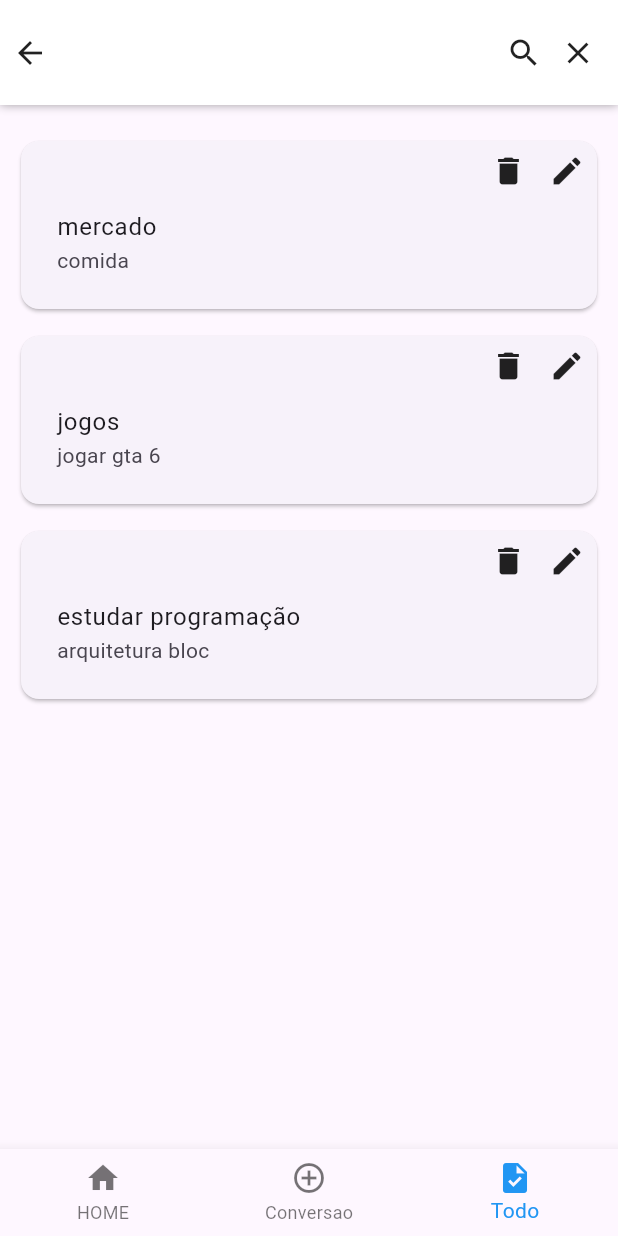
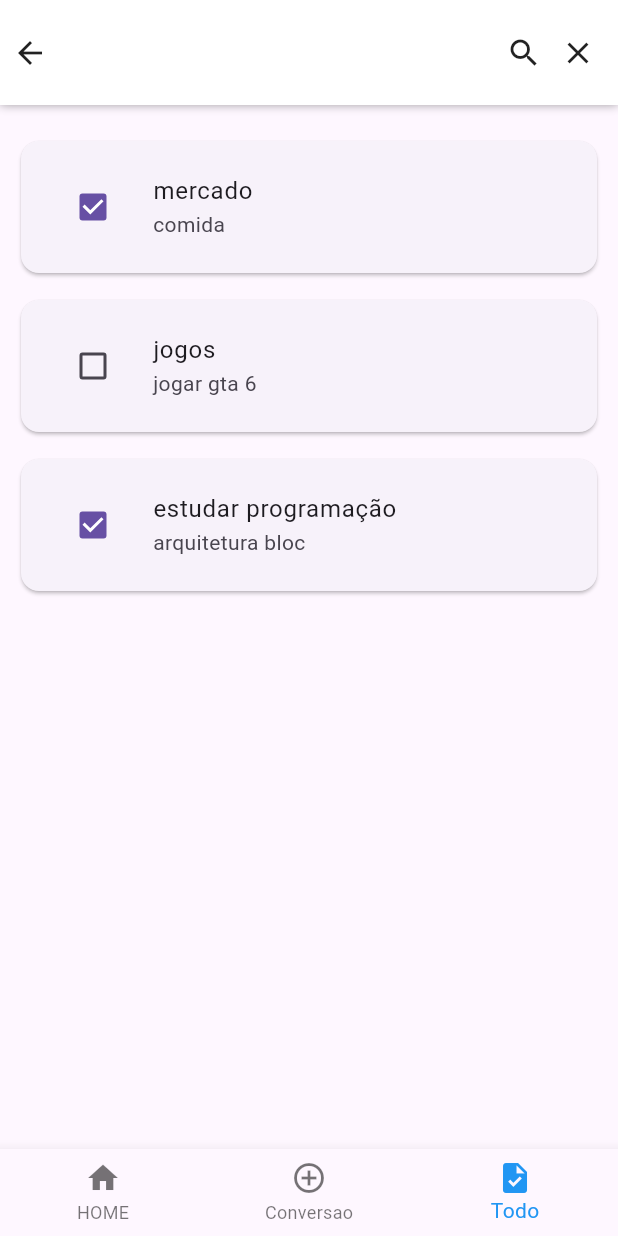
Before and after one commit to Leandro01-oliver/Prova-Flutter, a Flutter app: the screen it shows after launch, item 3 of the bottom bar chosen, after a tap on the "search" icon, on a phone screen of 412 x 824 dp. Run offline on Flutter 3.47's test engine with Material 3 defaults, Android fonts, the phone set to English and light mode, and no system bars; our stand-ins replace bloc, dio, equatable, flutter_bloc, geolocator; network calls fail.

Commit message:
Ajustes na tela de todoList e Apis

```diff
--- a/lib/http/coin_http.dart
+++ b/lib/http/coin_http.dart
@@ -6,11 +6,12 @@ import '../models/geolocation_model.dart';
 class CoinHtpp {
   // ignore: unused_field
   final Dio _dio = Dio();
-  final String _url = "https://economia.awesomeapi.com.br/json/last";
+  final token = "";
+  final String _url = "https://api.invertexto.com/v1/currency/";
 
   Future<List<CoinModel>> getCoinConversion({required String coin, int? price}) async {
     var endpoint = "";
-     endpoint = "$_url/$coin";
+     endpoint = coin == "" ? "${_url}BRL_BRL?$token" : "$_url${coin}_BRL?$token";
     var response = await _dio.get(endpoint);
     if (response.statusCode == 200) {
       // ignore: unused_local_variable
@@ -18,8 +19,7 @@ class CoinHtpp {
       // ignore: unused_local_variable
       List<CoinModel> listaCoin = [];
       listaCoin.add(CoinModel(
-        type_balance: data["${coin}BRL"]["code"],
-        price_balance: data["${coin}BRL"]["bid"],
+        price_balance: data["${coin}_BRL"]["price"],
         value_changer: '',
       ));
       return listaCoin;
--- a/lib/models/coin_model.dart
+++ b/lib/models/coin_model.dart
@@ -1,14 +1,10 @@
 class CoinModel {
-  // ignore: non_constant_identifier_names
-  final String type_balance;
   // ignore: non_constant_identifier_names
   final String value_changer;
   // ignore: non_constant_identifier_names
-  final String price_balance;
+  final double price_balance;
   CoinModel(
   {
-    // ignore: non_constant_identifier_names
-    required this.type_balance,
     // ignore: non_constant_identifier_names
     required this.value_changer,
     // ignore: non_constant_identifier_names
@@ -18,7 +14,6 @@ class CoinModel {
 
   Map<String, dynamic> toJson() {
     return {
-      'type_balance': type_balance,
       'value_changer': value_changer,
       'price_balance': price_balance,
     };
@@ -26,7 +21,6 @@ class CoinModel {
 
   factory CoinModel.fromJson(Map<String, dynamic> json) {
     return CoinModel(
-      type_balance: json['type_balance'],
       value_changer: json['value_changer'],
       price_balance: json['price_balance']
     );
--- a/lib/models/todo_model.dart
+++ b/lib/models/todo_model.dart
@@ -1,7 +1,8 @@
 class TodoModel{
   final int? id;
-  late final String title;
-  late final String description;
+  final String title;
+  final String description;
+  final bool isCheck;
 
-  TodoModel( this.id,this.title, this.description);
+  TodoModel( this.id,this.title, this.description, this.isCheck);
 }
--- a/lib/pages/conversao_page.dart
+++ b/lib/pages/conversao_page.dart
@@ -19,7 +19,13 @@ class _ConversaoPageState extends State<ConversaoPage> {
 
   String? _selectedCoinOne;
 
-  List<String> coinOne = ['USD', 'EUR'];
+  List<String> coinOne = [
+                          'USD - dólar',
+                          'EUR - euro',
+                          'GBP - libra esterlina',
+                          'JPY - iene',
+                          'ARS - peso argentino',
+                          'MXN - peso mexicano'];
 
   @override
   Widget build(BuildContext context) {
@@ -37,7 +43,7 @@ class _ConversaoPageState extends State<ConversaoPage> {
               return const Center(child: CircularProgressIndicator());
             } else if (state is LoadedState) {
               // Exibir a lista de Todos
-              var valorCalculado = double.parse(state.coins[0].price_balance) *
+              var valorCalculado = state.coins[0].price_balance *
                   double.parse(valueController.text);
               return SafeArea(
                 child: Column(
@@ -46,7 +52,6 @@ class _ConversaoPageState extends State<ConversaoPage> {
                     SizedBox(height: 20,),
                     Container(
                         child: Text(
-                      "Real -> " +
                           NumberFormat("#,##0.00", "pt_BR")
                               .format(valorCalculado.abs()),
                       style: TextStyle(fontSize: 20),
@@ -71,30 +76,9 @@ class _ConversaoPageState extends State<ConversaoPage> {
 
   Widget _buildFormCoin({required CoinCubit coinCubit}) {
     return Padding(
-      padding: const EdgeInsets.all(8.0),
+      padding: const EdgeInsets.all(20),
       child: Column(
         children: [
-          TextField(
-            keyboardType: TextInputType.number,
-            controller: valueController,
-            inputFormatters: [
-              FilteringTextInputFormatter(RegExp("[0-9]"), allow: true)
-            ],
-            decoration: const InputDecoration(
-              focusedBorder: OutlineInputBorder(
-                  borderSide: BorderSide(color: Colors.black, width: 1)),
-              enabledBorder: OutlineInputBorder(
-                  borderSide: BorderSide(color: Colors.black, width: 1)),
-              floatingLabelAlignment: FloatingLabelAlignment.center,
-              labelText: 'Valor da conversão',
-              alignLabelWithHint: true,
-              hintStyle: TextStyle(color: Colors.black),
-              labelStyle: TextStyle(fontSize: 14.0, color: Colors.black),
-            ),
-          ),
-          const SizedBox(
-            height: 20,
-          ),
           DropdownButton<String>(
             isExpanded: true,
             value: _selectedCoinOne,
@@ -111,11 +95,38 @@ class _ConversaoPageState extends State<ConversaoPage> {
               );
             }).toList(),
           ),
+          const SizedBox(
+            height: 20,
+          ),
+          _selectedCoinOne != null ?
+          TextField(
+            keyboardType: TextInputType.number,
+            controller: valueController,
+            inputFormatters: [
+              FilteringTextInputFormatter(RegExp("[0-9]"), allow: true)
+            ],
+            decoration: const InputDecoration(
+              focusedBorder: OutlineInputBorder(
+                  borderSide: BorderSide(color: Colors.black, width: 1)),
+              enabledBorder: OutlineInputBorder(
+                  borderSide: BorderSide(color: Colors.black, width: 1)),
+              floatingLabelAlignment: FloatingLabelAlignment.center,
+              labelText: 'Valor da conversão para Real',
+              alignLabelWithHint: true,
+              hintStyle: TextStyle(color: Colors.black),
+              labelStyle: TextStyle(fontSize: 14.0, color: Colors.black),
+            ),
+          )
+          :
+          const SizedBox(),
+          const SizedBox(
+            height: 20,
+          ),
           ElevatedButton(
               onPressed: () {
                 var valor = int.parse(valueController.text);
                 coinCubit.getCoinConversion(
-                    coin: _selectedCoinOne!, price: valor);
+                    coin: _selectedCoinOne!.substring(0,3), price: valor);
               },
               child: const Text("Converter"))
         ],
--- a/lib/pages/todo_page.dart
+++ b/lib/pages/todo_page.dart
@@ -53,7 +53,7 @@ class _TodoPageState extends State<TodoPage> {
               onPressed: () {
                 todoCubit.postTodo(
                   todoData: TodoModel(
-                      null, controllerTitle.text, controllerDescricao.text),
+                      null, controllerTitle.text, controllerDescricao.text,false),
                 );
                 Navigator.of(context).pop();
               },
@@ -73,7 +73,6 @@ class _TodoPageState extends State<TodoPage> {
     showDialog(
       context: context,
       builder: (BuildContext context) {
-
         controllerTitle.text = todoModel.title;
         controllerDescricao.text = todoModel.description;
 
@@ -101,7 +100,7 @@ class _TodoPageState extends State<TodoPage> {
               onPressed: () {
                 todoCubit.editarTodo(
                   todoData: TodoModel(todoModel.id, controllerTitle.text,
-                      controllerDescricao.text),
+                      controllerDescricao.text,todoModel.isCheck),
                 );
                 Navigator.of(context).pop();
               },
@@ -112,6 +111,7 @@ class _TodoPageState extends State<TodoPage> {
       },
     );
   }
+
 
   @override
   Widget build(BuildContext context) {
@@ -165,13 +165,15 @@ class _TodoPageState extends State<TodoPage> {
                                       width: MediaQuery.of(context).size.width *
                                           .78,
                                       child: Stack(
-                                        alignment: Alignment
-                                            .centerRight, // Alinhar o ícone à direita
+                                        alignment: Alignment.centerRight,
                                         children: [
                                           TextField(
                                             controller: searchController,
-                                            onEditingComplete: (){
-                                              context.read<TodoCubit>().getTodoByName(searchController.text);
+                                            onEditingComplete: () {
+                                              context
+                                                  .read<TodoCubit>()
+                                                  .getTodoByName(
+                                                      searchController.text);
                                             },
                                             decoration: const InputDecoration(
                                               border: InputBorder.none,
@@ -188,7 +190,10 @@ class _TodoPageState extends State<TodoPage> {
                                             right: 2,
                                             child: GestureDetector(
                                               onTap: () {
-                                                  context.read<TodoCubit>().getTodoByName(searchController.text);
+                                                context
+                                                    .read<TodoCubit>()
+                                                    .getTodoByName(
+                                                        searchController.text);
                                               },
                                               child: const Icon(Icons.search),
                                             ),
@@ -255,58 +260,54 @@ class _TodoPageState extends State<TodoPage> {
                         child: ListView.builder(
                             itemCount: state.todos!.length,
                             itemBuilder: (BuildContext context, int index) {
-                            // Criar um card para cada Todo na lista
                               TodoModel todo = state.todos![index];
-                            return Column(
+                              return Dismissible(
+                                key: ObjectKey(todo),
+                                onDismissed: (DismissDirection direction) {
+                                  if (direction == DismissDirection.endToStart) {
+                                       _showEditeTodoDialog(
+                                                        todoCubit: context
+                                                            .read<TodoCubit>(),
+                                                        todoModel: TodoModel(
+                                                            todo.id,
+                                                            todo.title,
+                                                            todo.description,
+                                                            todo.isCheck
+                                                            ));
+                                  }else{
+                                       context.read<TodoCubit>().deleteTodo(id: todo.id!);
+                                  }
+                                },
+                                child: Column(
                                   children: [
                                     Card(
                                         child: Padding(
                                           padding: const EdgeInsets.all(8.0),
-                                  child: Column(
-                                    children: [
-                                      Row(
-                                        mainAxisAlignment:
-                                            MainAxisAlignment.end,
-                                        children: [
-                                          GestureDetector(
-                                            onTap: () {
-                                              context
-                                                  .read<TodoCubit>()
-                                                  .deleteTodo(id: todo.id!);
+                                          child: Column(children: [
+                                              // crie um checkbox aqui chatgpt que interaja com a lista de todoList
+                                            ListTile(
+                                                leading: Checkbox(
+                                                value: todo.isCheck,
+                                                onChanged: (bool? value) {
+                                                  context.read<TodoCubit>().updateTodoStatus(
+                                                        todo.id!,
+                                                        value ?? false,
+                                                      );
                                                 },
-                                            child: const Icon(Icons.delete),
                                               ),
-                                          const SizedBox(
-                                            width: 15,
-                                          ),
-                                          GestureDetector(
-                                            onTap: () {
-                                              _showEditeTodoDialog(
-                                                  todoCubit:
-                                                      context.read<TodoCubit>(),
-                                                  todoModel: TodoModel(
-                                                      todo.id,
-                                                      todo.title,
-                                                      todo.description));
-                                            },
-                                            child: const Icon(Icons.edit),
-                                          ),
-                                        ],
-                                      ),
-                                      ListTile(
                                                 title: Text(todo.title),
                                                 subtitle: Text(todo.description),
                                               ),
-                                    ],
+                                          ],)
                                           ),
-                                )),
+                                        ),
                                     const SizedBox(
                                       height: 10,
                                     ),
                                   ],
+                                ),
                               );
-                          },
-                        ),
+                            }),
                       ),
                     )
                   ],
--- a/lib/repository/interface/todo_interface.dart
+++ b/lib/repository/interface/todo_interface.dart
@@ -2,6 +2,7 @@ import 'package:navegacoes/models/todo_model.dart';
 
 abstract class TodoInterface{
   Future<List<TodoModel>> getTodoAll();
+  Future<TodoModel> updateTodoStatus({required int id, required bool isCompleted});
   Future<List<TodoModel>> getTodoByName(String query);
   Future<TodoModel> postTodo({required TodoModel todo});
   Future<TodoModel> deleteTodo({required int id});
```
Also changed, not shown: lib/cubit/todo_cubit.dart (+11 -0 lines), lib/repository/todo_repository.dart (+23 -6 lines). Lines whose indentation alone changed are shown as unchanged.
